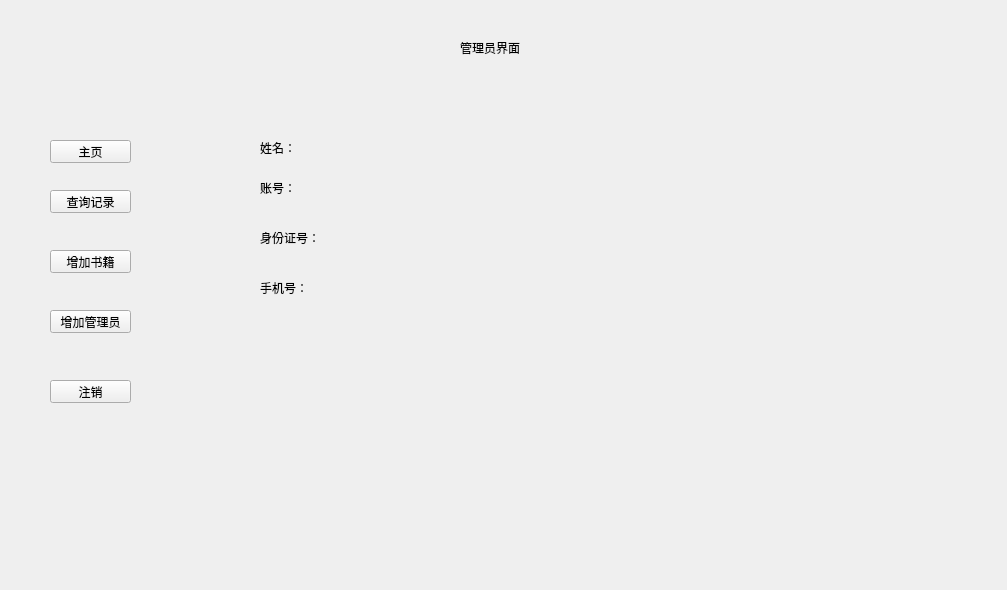
The window that librarysystem.ui (sdwangyu/LibraryDesign) describes before a commit, drawn with Qt 5.
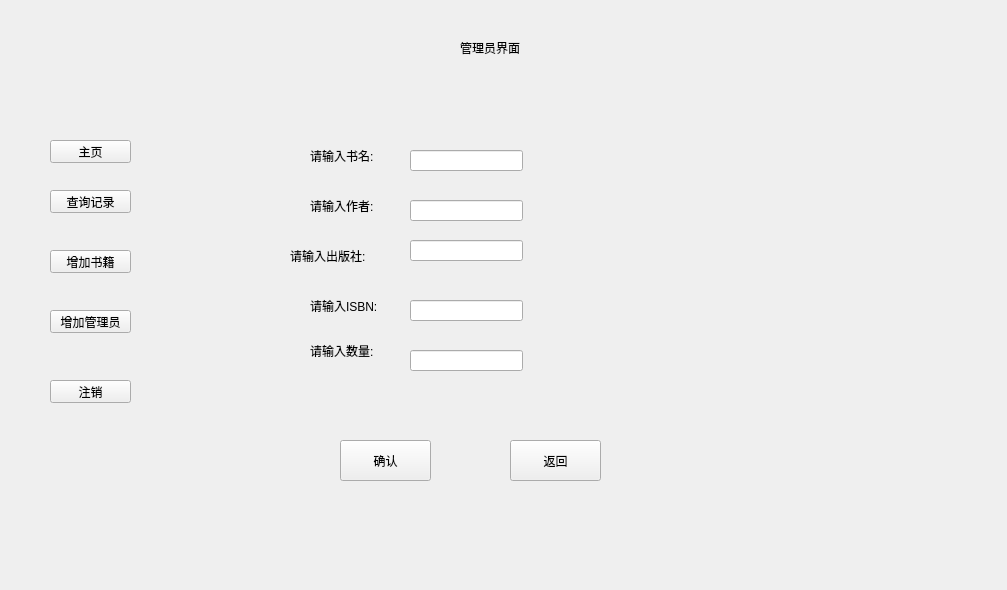
The same window after the commit. The open tabs and pages were chosen to show the change.

What changed in the file:
```diff
--- a/librarysystem.ui
+++ b/librarysystem.ui
@@ -1269,7 +1269,7 @@
       </rect>
      </property>
      <property name="currentIndex">
-      <number>1</number>
+      <number>3</number>
      </property>
      <widget class="QWidget" name="looklogwindow">
       <widget class="QLabel" name="label_14">
@@ -1420,7 +1420,149 @@
        </property>
       </widget>
      </widget>
-     <widget class="QWidget" name="admininforwindow"/>
+     <widget class="QWidget" name="addbokwindow">
+      <widget class="QLabel" name="inputbookname">
+       <property name="geometry">
+        <rect>
+         <x>110</x>
+         <y>50</y>
+         <width>111</width>
+         <height>31</height>
+        </rect>
+       </property>
+       <property name="text">
+        <string>请输入书名:</string>
+       </property>
+      </widget>
+      <widget class="QLabel" name="inputauthor">
+       <property name="geometry">
+        <rect>
+         <x>110</x>
+         <y>100</y>
+         <width>91</width>
+         <height>31</height>
+        </rect>
+       </property>
+       <property name="text">
+        <string>请输入作者:</string>
+       </property>
+      </widget>
+      <widget class="QLabel" name="inputpublisher">
+       <property name="geometry">
+        <rect>
+         <x>90</x>
+         <y>150</y>
+         <width>101</width>
+         <height>31</height>
+        </rect>
+       </property>
+       <property name="text">
+        <string>请输入出版社:</string>
+       </property>
+      </widget>
+      <widget class="QLabel" name="inputisbn">
+       <property name="geometry">
+        <rect>
+         <x>110</x>
+         <y>200</y>
+         <width>81</width>
+         <height>31</height>
+        </rect>
+       </property>
+       <property name="text">
+        <string>请输入ISBN:</string>
+       </property>
+      </widget>
+      <widget class="QLabel" name="inputstorage">
+       <property name="geometry">
+        <rect>
+         <x>110</x>
+         <y>250</y>
+         <width>91</width>
+         <height>21</height>
+        </rect>
+       </property>
+       <property name="text">
+        <string>请输入数量:</string>
+       </property>
+      </widget>
+      <widget class="QLineEdit" name="inputbookname1">
+       <property name="geometry">
+        <rect>
+         <x>210</x>
+         <y>60</y>
+         <width>113</width>
+         <height>21</height>
+        </rect>
+       </property>
+      </widget>
+      <widget class="QLineEdit" name="inputauthor1">
+       <property name="geometry">
+        <rect>
+         <x>210</x>
+         <y>110</y>
+         <width>113</width>
+         <height>21</height>
+        </rect>
+       </property>
+      </widget>
+      <widget class="QLineEdit" name="inputpublisher1">
+       <property name="geometry">
+        <rect>
+         <x>210</x>
+         <y>150</y>
+         <width>113</width>
+         <height>21</height>
+        </rect>
+       </property>
+      </widget>
+      <widget class="QLineEdit" name="inputisbn1">
+       <property name="geometry">
+        <rect>
+         <x>210</x>
+         <y>210</y>
+         <width>113</width>
+         <height>21</height>
+        </rect>
+       </property>
+      </widget>
+      <widget class="QLineEdit" name="inputstorage1">
+       <property name="geometry">
+        <rect>
+         <x>210</x>
+         <y>260</y>
+         <width>113</width>
+         <height>21</height>
+        </rect>
+       </property>
+      </widget>
+      <widget class="QPushButton" name="addbookokBtn">
+       <property name="geometry">
+        <rect>
+         <x>140</x>
+         <y>350</y>
+         <width>91</width>
+         <height>41</height>
+        </rect>
+       </property>
+       <property name="text">
+        <string>确认</string>
+       </property>
+      </widget>
+      <widget class="QPushButton" name="addbookbackBtn">
+       <property name="geometry">
+        <rect>
+         <x>310</x>
+         <y>350</y>
+         <width>91</width>
+         <height>41</height>
+        </rect>
+       </property>
+       <property name="text">
+        <string>返回</string>
+       </property>
+      </widget>
+     </widget>
     </widget>
    </widget>
   </widget>
```
Left out of the diff: 4 changed lines with no effect on the pictures.
